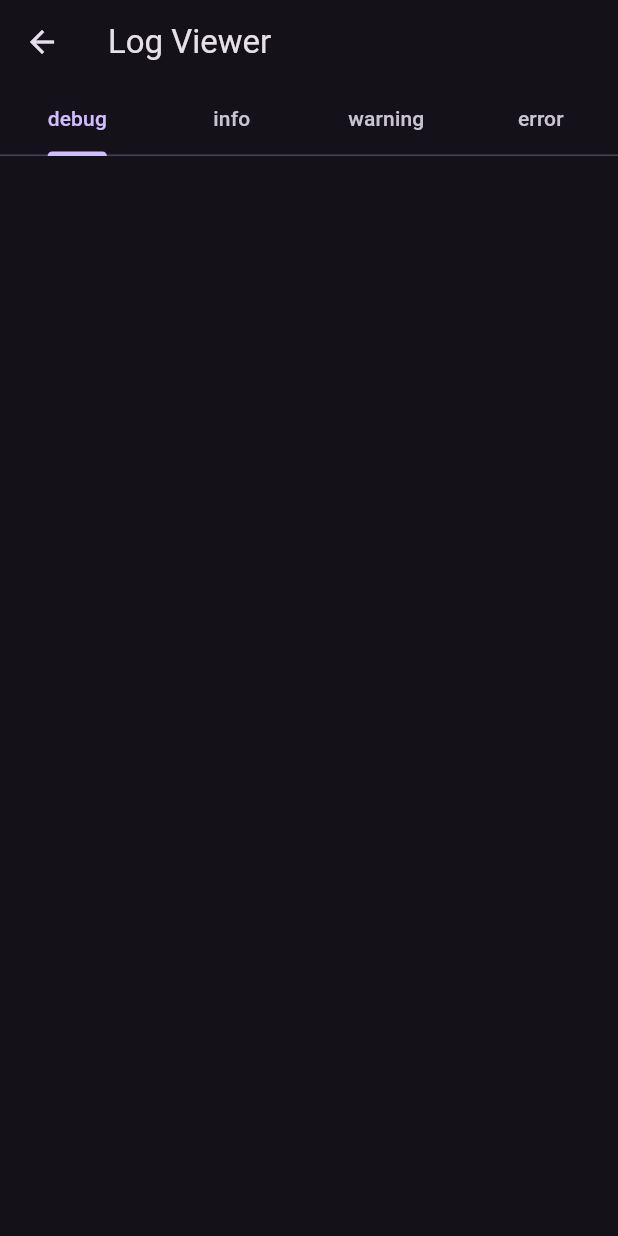
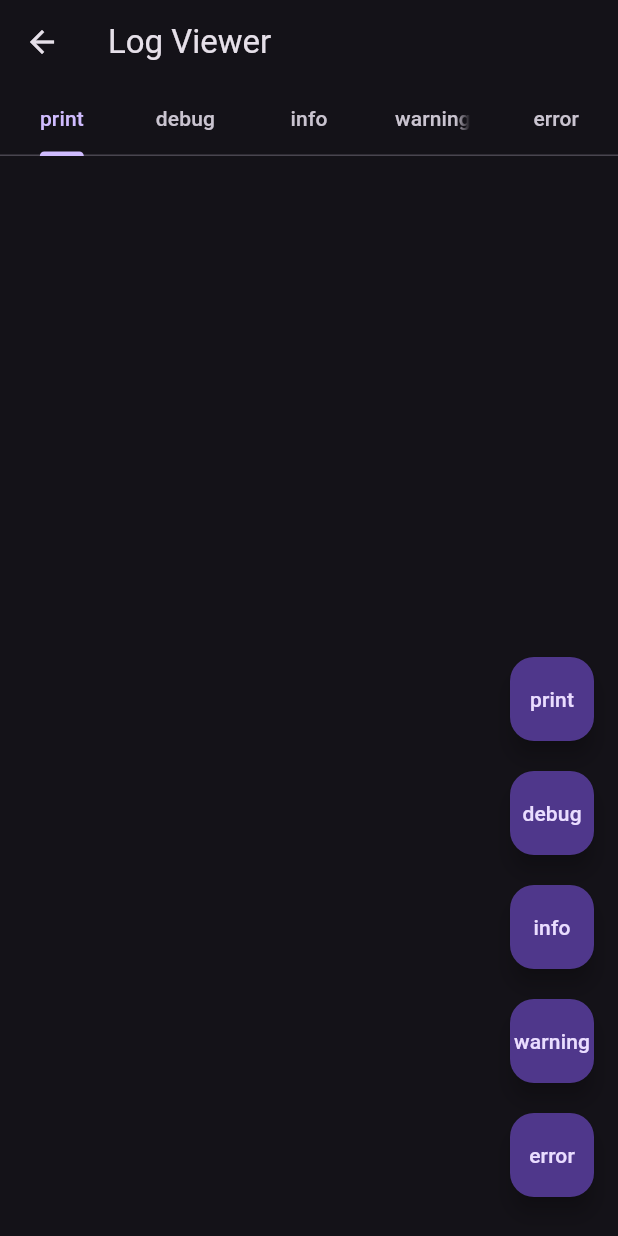
Before and after one commit to vidya-hub/fluto, a Flutter app: the LogViewer screen opened directly, on a phone screen of 412 x 824 dp. Run offline on Flutter 3.47's test engine with Material 3 defaults, Android fonts, the light colour scheme and no system bars; our stand-ins replace flutter_secure_storage, shared_preferences; missing offline and left inert: draggable_widget; accounts and stored records are empty.

Commit message:
fix: fixed logger state preserve issues in log view

```diff
--- a/fluto_core/lib/src/logger/log_viewer.dart
+++ b/fluto_core/lib/src/logger/log_viewer.dart
@@ -1,6 +1,7 @@
 import 'package:fluto_core/fluto.dart';
 import 'package:fluto_core/src/logger/logger_provider.dart';
 import 'package:flutter/material.dart';
+import 'package:provider/provider.dart';
 
 class LogViewer extends StatefulWidget {
   const LogViewer({super.key});
@@ -12,7 +13,6 @@ class LogViewer extends StatefulWidget {
 class _LogViewerState extends State<LogViewer>
     with SingleTickerProviderStateMixin {
   late TabController _tabController;
-  final logProvider = ValueNotifier(FlutoLoggerProvider());
 
   @override
   void initState() {
@@ -41,19 +41,42 @@ class _LogViewerState extends State<LogViewer>
           }).toList(),
         ),
       ),
-      body: ValueListenableBuilder(
-        valueListenable: logProvider,
-        builder: (context, provider, _) {
+      body: Consumer<FlutoLoggerProvider>(
+        builder: (context, logProvider, child) {
           return TabBarView(
             controller: _tabController,
-            children: [
-              LogsTab(logs: provider.debugLogs),
-              LogsTab(logs: provider.infoLogs),
-              LogsTab(logs: provider.warningLogs),
-              LogsTab(logs: provider.errorLogs),
-            ],
+            children: FlutoLogType.values.map((logType) {
+              return LogsTab(
+                logs: logProvider.logs(type: logType),
+                logType: logType,
+              );
+            }).toList(),
           );
         },
+      ),
+      floatingActionButton: Column(
+        mainAxisAlignment: MainAxisAlignment.end,
+        children: [
+          ...FlutoLogType.values.map(
+            (logType) {
+              return Padding(
+                padding: const EdgeInsets.symmetric(vertical: 10),
+                child: FloatingActionButton(
+                  child: Center(child: Text(logType.name)),
+                  onPressed: () {
+                    FlutoLog.log(
+                      "Hello, I am ${logType.name} type",
+                      logType: logType,
+                    );
+                    if (_tabController.index != logType.index) {
+                      _tabController.animateTo(logType.index);
+                    }
+                  },
+                ),
+              );
+            },
+          ),
+        ],
       ),
     );
   }
@@ -61,19 +84,28 @@ class _LogViewerState extends State<LogViewer>
 
 class LogsTab extends StatelessWidget {
   final List<FlutoLog> logs;
+  final FlutoLogType logType;
 
-  const LogsTab({super.key, required this.logs});
+  const LogsTab({
+    super.key,
+    required this.logs,
+    required this.logType,
+  });
 
   @override
   Widget build(BuildContext context) {
-    print("log length ${logs.length}");
     return ListView.builder(
+      key: ValueKey(logs.length),
       itemCount: logs.length,
       itemBuilder: (context, index) {
         final log = logs[index];
         return ListTile(
           title: Text(log.logMessage),
-          subtitle: Text(log.logTime.toString()),
+          subtitle: Text(
+            '${log.logTime.year}-${log.logTime.month.toString().padLeft(2, '0')}-${log.logTime.day.toString().padLeft(2, '0')} '
+            '${(log.logTime.hour % 12 == 0 ? 12 : log.logTime.hour % 12).toString().padLeft(2, '0')}:${log.logTime.minute.toString().padLeft(2, '0')}:${log.logTime.second.toString().padLeft(2, '0')} '
+            '${log.logTime.hour < 12 ? 'AM' : 'PM'}',
+          ),
         );
       },
     );
--- a/fluto_core/lib/src/logger/logger_provider.dart
+++ b/fluto_core/lib/src/logger/logger_provider.dart
@@ -8,6 +8,7 @@ class FlutoLoggerProvider with ChangeNotifier {
   List<FlutoLog> infoLogs = [];
   List<FlutoLog> warningLogs = [];
   List<FlutoLog> errorLogs = [];
+  List<FlutoLog> printLogs = [];
 
   List<FlutoLog> logs({
     FlutoLogType type = FlutoLogType.debug,
@@ -21,8 +22,10 @@ class FlutoLoggerProvider with ChangeNotifier {
         return warningLogs;
       case FlutoLogType.error:
         return errorLogs;
+      case FlutoLogType.print:
+        return printLogs;
       default:
-        return [];
+        return printLogs;
     }
   }
 
@@ -36,7 +39,19 @@ class FlutoLoggerProvider with ChangeNotifier {
         logTime: DateTime.now(),
       )
     ];
+    notifyListeners();
+  }
 
+  void insertPrintLog(String message) {
+    log(message, name: FlutoLogType.print.name);
+    printLogs = [
+      ...printLogs,
+      FlutoLog(
+        logMessage: message,
+        logType: FlutoLogType.print,
+        logTime: DateTime.now(),
+      )
+    ];
     notifyListeners();
   }
 
--- a/fluto_core/lib/src/utils/enums.dart
+++ b/fluto_core/lib/src/utils/enums.dart
@@ -1,4 +1,5 @@
 enum FlutoLogType {
+  print,
   debug,
   info,
   warning,
```
Also changed, not shown: fluto_core/lib/src/utils/run_fluto_app.dart (+7 -5 lines).
